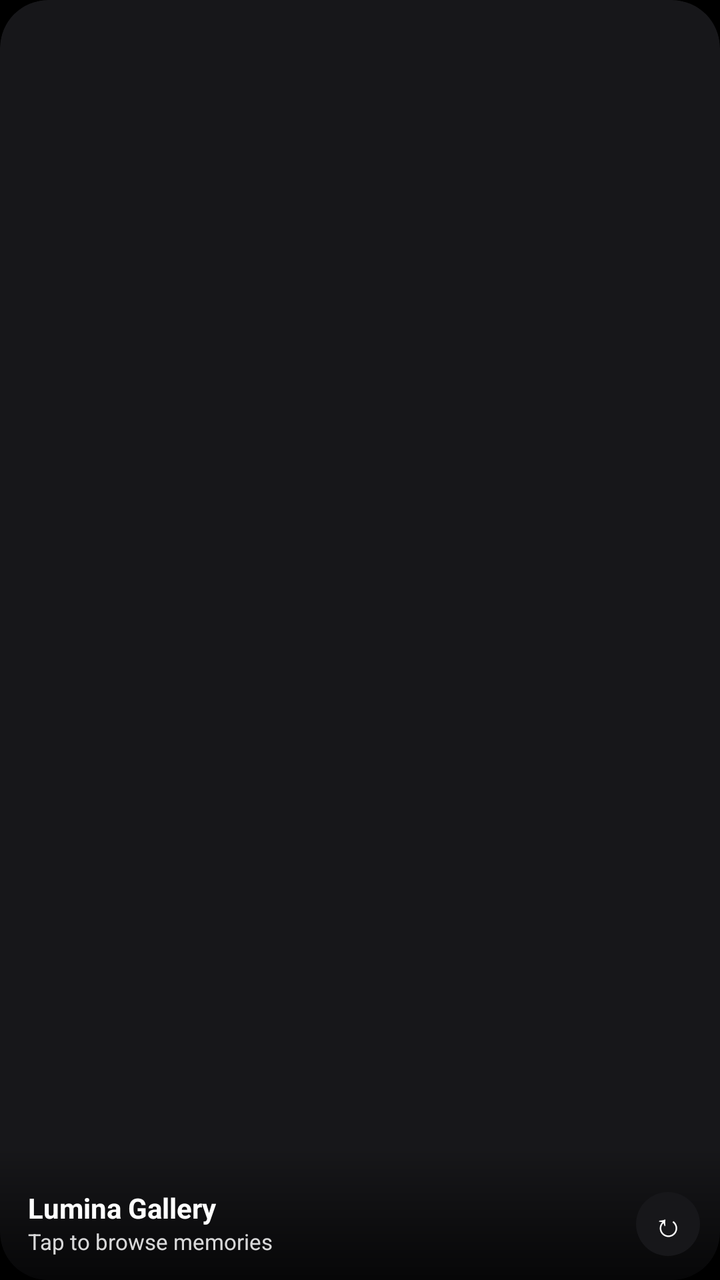
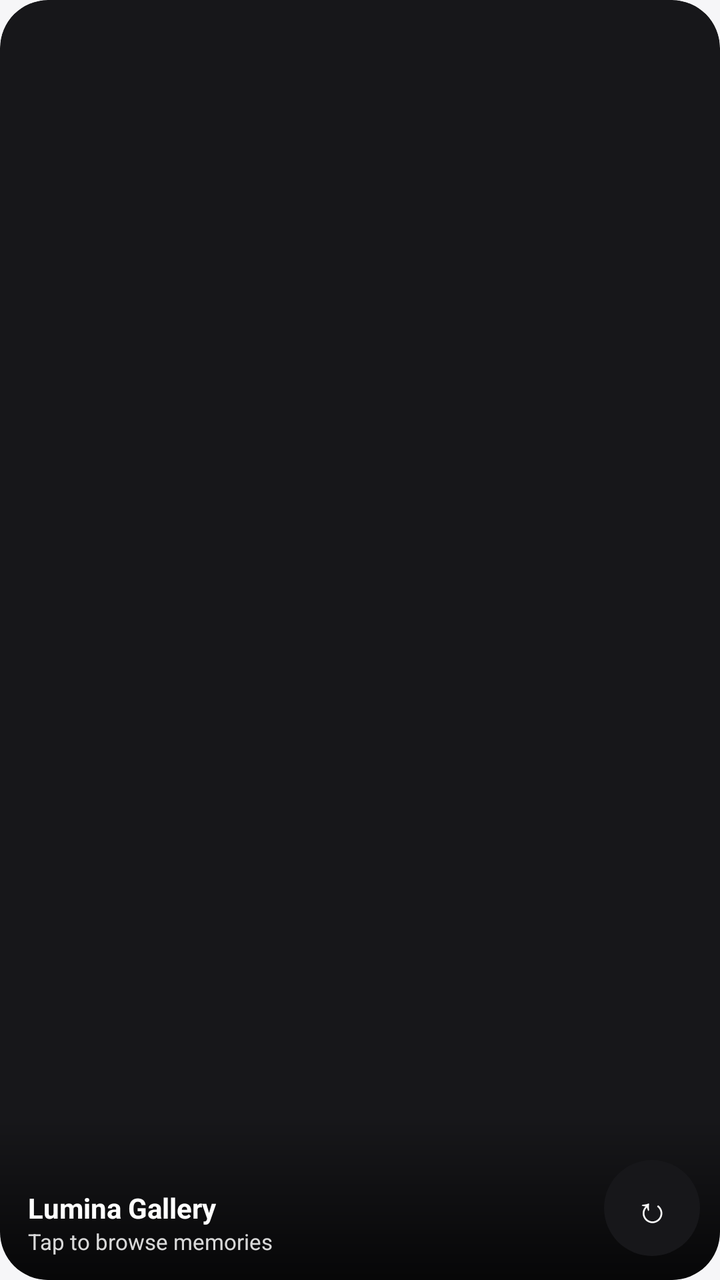

An Android layout rendered at two revisions. The XML below is the earlier revision; the diff shows what the commit changed to produce the second picture.
<!-- AndroidManifest.xml: application theme Theme.LuminaGallery -->
<!-- res/layout/widget_lumina_photo.xml -->
<?xml version="1.0" encoding="utf-8"?>
<FrameLayout xmlns:android="http://schemas.android.com/apk/res/android"
    android:id="@+id/widget_root"
    android:layout_width="match_parent"
    android:layout_height="match_parent"
    android:background="@drawable/widget_bg_rounded"
    android:clipToOutline="true">

    <ImageView
        android:id="@+id/widget_image"
        android:layout_width="match_parent"
        android:layout_height="match_parent"
        android:contentDescription="@string/widget_description"
        android:scaleType="centerCrop" />

    <LinearLayout
        android:layout_width="match_parent"
        android:layout_height="wrap_content"
        android:layout_gravity="bottom"
        android:background="@drawable/widget_bottom_scrim"
        android:gravity="bottom"
        android:orientation="horizontal"
        android:paddingStart="14dp"
        android:paddingTop="22dp"
        android:paddingEnd="10dp"
        android:paddingBottom="12dp">

        <LinearLayout
            android:layout_width="0dp"
            android:layout_height="wrap_content"
            android:layout_weight="1"
            android:orientation="vertical">

            <TextView
                android:id="@+id/widget_title"
                android:layout_width="wrap_content"
                android:layout_height="wrap_content"
                android:ellipsize="end"
                android:maxLines="1"
                android:text="Lumina Gallery"
                android:textColor="#FFFFFFFF"
                android:textSize="14sp"
                android:textStyle="bold" />

            <TextView
                android:id="@+id/widget_subtitle"
                android:layout_width="wrap_content"
                android:layout_height="wrap_content"
                android:ellipsize="end"
                android:maxLines="1"
                android:text="Tap to browse memories"
                android:textColor="#D8FFFFFF"
                android:textSize="11sp" />
        </LinearLayout>

        <TextView
            android:id="@+id/widget_next_btn"
            android:layout_width="32dp"
            android:layout_height="32dp"
            android:background="@drawable/widget_bg_rounded"
            android:gravity="center"
            android:text="↻"
            android:textColor="#FFFFFFFF"
            android:textSize="16sp" />
    </LinearLayout>

</FrameLayout>
<!-- resources referenced by this layout -->
<resources>
  <!-- drawable widget_bg_rounded (drawable) -->
  <?xml version="1.0" encoding="utf-8"?>
  <shape xmlns:android="http://schemas.android.com/apk/res/android"
      android:shape="rectangle">
      <solid android:color="#17171A" />
      <corners android:radius="24dp" />
  </shape>
  <!-- drawable widget_bottom_scrim (drawable) -->
  <?xml version="1.0" encoding="utf-8"?>
  <shape xmlns:android="http://schemas.android.com/apk/res/android"
      android:shape="rectangle">
      <gradient
          android:angle="270"
          android:startColor="#00000000"
          android:endColor="#B8000000"
          android:type="linear" />
  </shape>
  <string name="widget_description">Rounded photo frame displaying your favorites and recent memories</string>
  <style name="Theme.LuminaGallery" parent="android:Theme.Material.NoActionBar">
          <item name="android:windowBackground">@android:color/black</item>
          <item name="android:statusBarColor">@android:color/transparent</item>
          <item name="android:navigationBarColor">@android:color/transparent</item>
      </style>
</resources>

<!-- the commit's change to res/layout/widget_lumina_photo.xml (unified diff, before → after) -->
@@ -55,13 +55,14 @@
 
         <TextView
             android:id="@+id/widget_next_btn"
-            android:layout_width="32dp"
-            android:layout_height="32dp"
+            android:layout_width="48dp"
+            android:layout_height="48dp"
             android:background="@drawable/widget_bg_rounded"
+            android:contentDescription="Next memory photo"
             android:gravity="center"
             android:text="↻"
             android:textColor="#FFFFFFFF"
-            android:textSize="16sp" />
+            android:textSize="18sp" />
     </LinearLayout>
 
 </FrameLayout>
<!-- resource entries referenced after the edit -->
@@ -18,10 +18,11 @@
           android:type="linear" />
   </shape>
   <string name="widget_description">Rounded photo frame displaying your favorites and recent memories</string>
-  <style name="Theme.LuminaGallery" parent="android:Theme.Material.NoActionBar">
-          <item name="android:windowBackground">@android:color/black</item>
+  <style name="Theme.LuminaGallery" parent="android:Theme.Material.Light.NoActionBar">
+          <item name="android:windowBackground">@color/launch_window_background</item>
           <item name="android:statusBarColor">@android:color/transparent</item>
           <item name="android:navigationBarColor">@android:color/transparent</item>
       </style>
+  <color name="launch_window_background">#FFF6F6F8</color>
 </resources>
 
